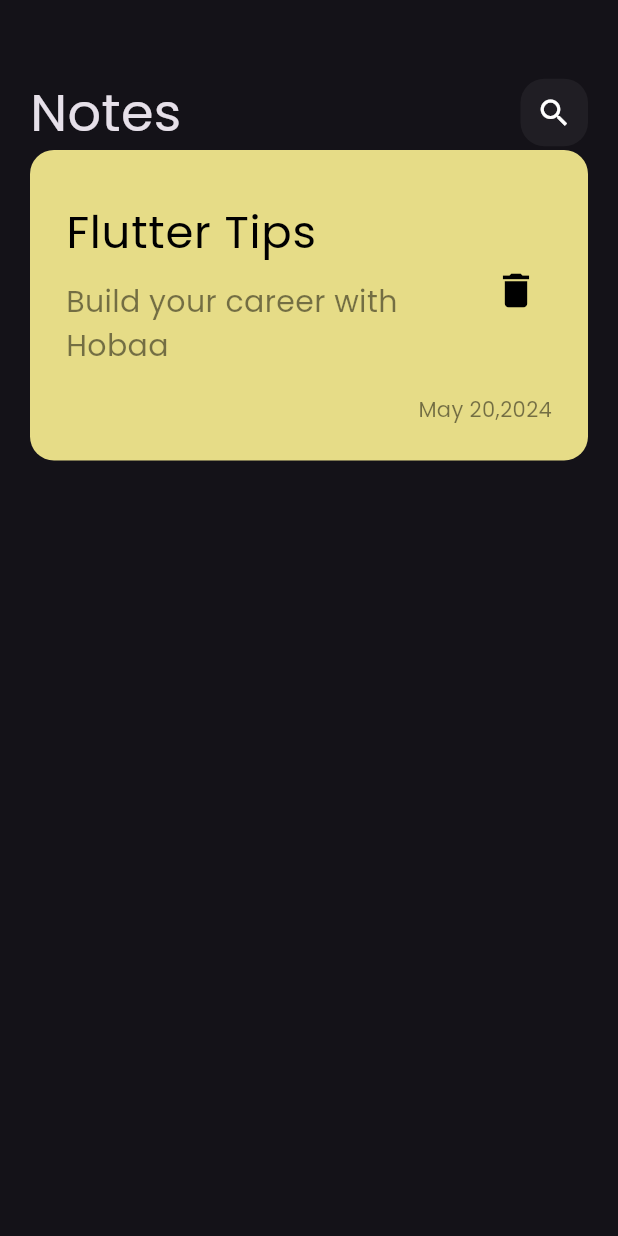
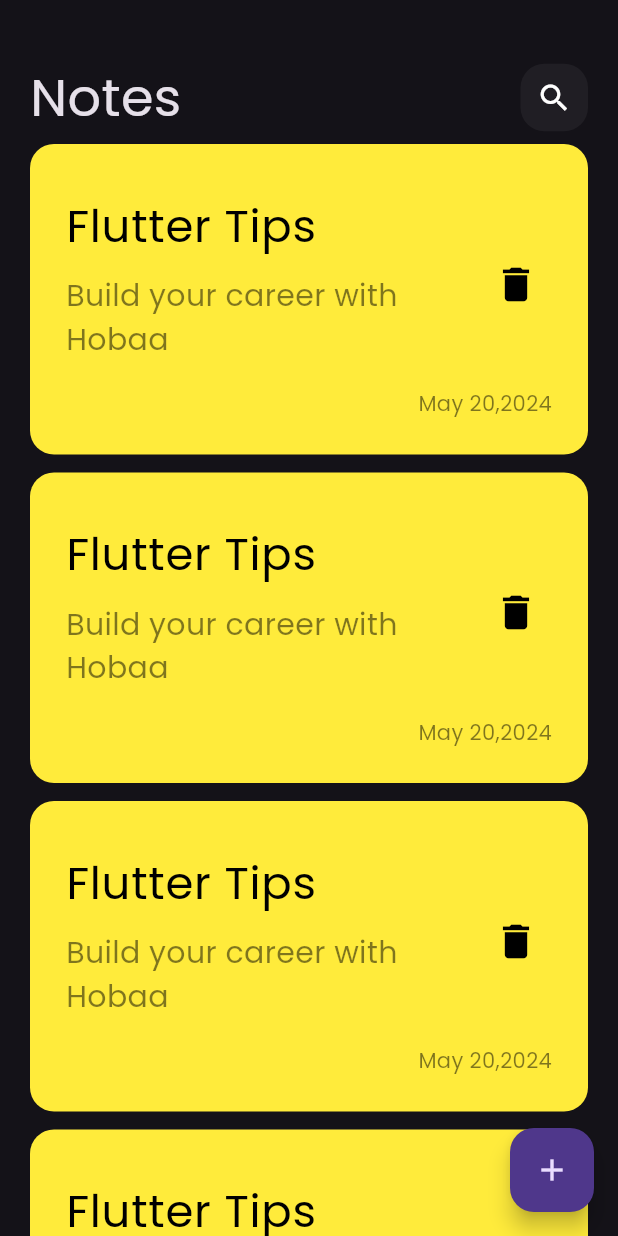
Before and after one commit to ahmedEhab10/note_app, a Flutter app: the screen it shows after launch, on a phone screen of 412 x 824 dp. Run offline on Flutter 3.47's test engine with Material 3 defaults, Android fonts, the phone set to English and light mode, and no system bars.

Commit message:
add color and floatinng actionbutton

```diff
--- a/lib/views/Notes_view.dart
+++ b/lib/views/Notes_view.dart
@@ -1,4 +1,6 @@
 import 'package:flutter/material.dart';
+import 'package:note_app/widgets/Note_Widget.dart';
+import 'package:note_app/widgets/Notes_List_view.dart';
 import 'package:note_app/widgets/custom_appbar.dart';
 
 class NotesView extends StatelessWidget {
@@ -8,64 +10,22 @@ class NotesView extends StatelessWidget {
   @override
   Widget build(BuildContext context) {
     return Scaffold(
+      floatingActionButton: FloatingActionButton(
+        onPressed: () {},
+        child: Icon(Icons.add),
+      ),
       body: Padding(
         padding: const EdgeInsets.only(left: 20, right: 20),
         child: Column(
           children: [
             SizedBox(
-              height: 50,
+              height: 40,
             ),
             CustomAppbar(),
-            notewidget()
+            Expanded(child: NotesListView()),
           ],
         ),
       ),
     );
   }
 }
-
-class notewidget extends StatelessWidget {
-  const notewidget({super.key});
-
-  @override
-  Widget build(BuildContext context) {
-    return Container(
-      padding: EdgeInsets.only(top: 24, bottom: 24, left: 24, right: 24),
-      decoration: BoxDecoration(
-          color: const Color.fromARGB(255, 230, 220, 135),
-          borderRadius: BorderRadius.circular(16)),
-      child: Column(
-        crossAxisAlignment: CrossAxisAlignment.end,
-        children: [
-          ListTile(
-            contentPadding: EdgeInsets.all(0),
-            title: Text(
-              'Flutter Tips',
-              style: TextStyle(color: Colors.black, fontSize: 30),
-            ),
-            subtitle: Padding(
-              padding: const EdgeInsets.only(top: 10.0, bottom: 10),
-              child: Text(
-                'Build your career with Hobaa',
-                style: TextStyle(
-                    color: Colors.black.withOpacity(0.5), fontSize: 20),
-              ),
-            ),
-            trailing: IconButton(
-              onPressed: () {},
-              icon: Icon(
-                Icons.delete,
-                color: Colors.black,
-                size: 30,
-              ),
-            ),
-          ),
-          Text(
-            'May 20,2024',
-            style: TextStyle(color: Colors.black.withOpacity(0.5)),
-          ),
-        ],
-      ),
-    );
-  }
-}
--- /dev/null
+++ b/lib/widgets/Note_Widget.dart
@@ -0,0 +1,47 @@
+import 'package:flutter/material.dart';
+
+class notewidget extends StatelessWidget {
+  notewidget({super.key, required this.color1});
+  Color color1;
+
+  @override
+  Widget build(BuildContext context) {
+    return Container(
+      padding: EdgeInsets.only(top: 24, bottom: 24, left: 24, right: 24),
+      decoration:
+          BoxDecoration(color: color1, borderRadius: BorderRadius.circular(16)),
+      child: Column(
+        crossAxisAlignment: CrossAxisAlignment.end,
+        children: [
+          ListTile(
+            contentPadding: EdgeInsets.all(0),
+            title: Text(
+              'Flutter Tips',
+              style: TextStyle(color: Colors.black, fontSize: 30),
+            ),
+            subtitle: Padding(
+              padding: const EdgeInsets.only(top: 10.0, bottom: 10),
+              child: Text(
+                'Build your career with Hobaa',
+                style: TextStyle(
+                    color: Colors.black.withOpacity(0.5), fontSize: 20),
+              ),
+            ),
+            trailing: IconButton(
+              onPressed: () {},
+              icon: Icon(
+                Icons.delete,
+                color: Colors.black,
+                size: 30,
+              ),
+            ),
+          ),
+          Text(
+            'May 20,2024',
+            style: TextStyle(color: Colors.black.withOpacity(0.5)),
+          ),
+        ],
+      ),
+    );
+  }
+}
--- /dev/null
+++ b/lib/widgets/Notes_List_view.dart
@@ -0,0 +1,33 @@
+import 'dart:math';
+
+import 'package:flutter/material.dart';
+import 'package:note_app/widgets/Note_Widget.dart';
+
+class NotesListView extends StatelessWidget {
+  const NotesListView({super.key});
+
+  final data = const [
+    Colors.yellow,
+    Colors.cyan,
+    Colors.amber,
+    Colors.blueAccent,
+    Colors.grey,
+    Colors.cyanAccent,
+    Colors.lime,
+    Colors.teal,
+    Colors.blueGrey,
+    Colors.blue
+  ];
+
+  @override
+  Widget build(BuildContext context) {
+    return ListView.builder(itemBuilder: (context, index) {
+      return Padding(
+        padding: const EdgeInsets.symmetric(vertical: 6.0),
+        child: notewidget(
+          color1: data[Random().nextInt(10)],
+        ),
+      );
+    });
+  }
+}
```
